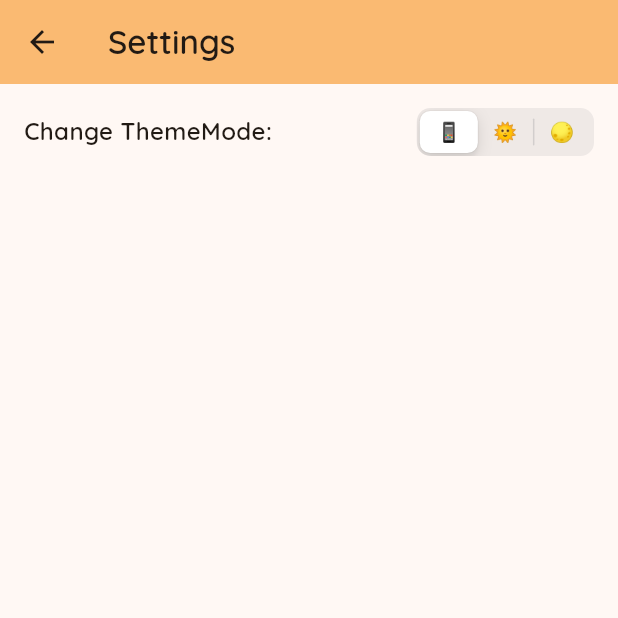
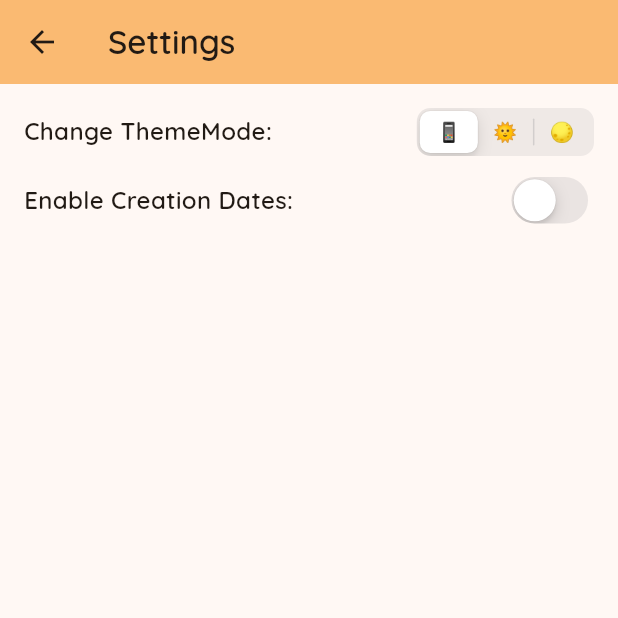
Before and after one commit to whosjorge23/todo_clean_solid, a Flutter app: the screen it shows after launch, after a tap on the "settings" icon, on a phone screen of 412 x 824 dp, the top half of it. Run offline on Flutter 3.47's test engine with Material 2 defaults, Android fonts, the phone set to English and light mode, and no system bars; our stand-ins replace bloc, flutter_bloc, freezed_annotation, gap, get_it, go_router and 1 more; generated files the repository leaves out were written again.

Commit message:
toggle_date_creation_todo

```diff
--- a/lib/features/settings/cubit/settings_cubit.dart
+++ b/lib/features/settings/cubit/settings_cubit.dart
@@ -1,8 +1,19 @@
 import 'package:bloc/bloc.dart';
 import 'package:flutter/material.dart';
+import 'package:freezed_annotation/freezed_annotation.dart';
 
-class SettingsCubit extends Cubit<ThemeMode> {
-  SettingsCubit() : super(ThemeMode.system); // starts with system theme
+part 'settings_state.dart';
+
+part 'settings_cubit.freezed.dart';
+
+class SettingsCubit extends Cubit<SettingsState> {
+  SettingsCubit() : super(const SettingsState.initial()) {
+    loadSettings();
+  }
+
+  Future<void> loadSettings() async {
+    emit(state.copyWith(themeMode: ThemeMode.system, isDateTimeEnabled: false));
+  }
 
   // void toggleTheme() {
   //   if (state == ThemeMode.dark) {
@@ -17,11 +28,17 @@ class SettingsCubit extends Cubit<ThemeMode> {
 
   void toggleTheme(ThemeMode themeMode) {
     if (themeMode == ThemeMode.dark) {
-      emit(ThemeMode.dark);
+      emit(state.copyWith(themeMode: ThemeMode.dark));
     } else if (themeMode == ThemeMode.light) {
-      emit(ThemeMode.light);
+      emit(state.copyWith(themeMode: ThemeMode.light));
     } else {
-      emit(ThemeMode.system);
+      emit(state.copyWith(themeMode: ThemeMode.system));
+    }
+  }
+
+  void toggleDateTime() {
+    if (state.isDateTimeEnabled != null) {
+      emit(state.copyWith(isDateTimeEnabled: !state.isDateTimeEnabled!));
     }
   }
 }
--- /dev/null
+++ b/lib/features/settings/cubit/settings_state.dart
@@ -0,0 +1,9 @@
+part of 'settings_cubit.dart';
+
+@freezed
+class SettingsState with _$SettingsState {
+  const factory SettingsState.initial({
+    @Default(ThemeMode.system) ThemeMode themeMode,
+    @Default(false) bool isDateTimeEnabled,
+  }) = _Initial;
+}
--- a/lib/features/settings/settings_screen.dart
+++ b/lib/features/settings/settings_screen.dart
@@ -1,6 +1,7 @@
 import 'package:flutter/cupertino.dart';
 import 'package:flutter/material.dart';
 import 'package:flutter_bloc/flutter_bloc.dart';
+import 'package:gap/gap.dart';
 import 'package:todo_clean_solid/extension/quicksand_text_style.dart';
 import 'package:todo_clean_solid/features/settings/cubit/settings_cubit.dart';
 import 'package:todo_clean_solid/shared_export.dart';
@@ -24,6 +25,7 @@ class SettingsScreen extends StatelessWidget {
         child: Column(
           children: [
             Row(
+              crossAxisAlignment: CrossAxisAlignment.center,
               mainAxisAlignment: MainAxisAlignment.spaceBetween,
               children: [
                 Text(
@@ -42,13 +44,29 @@ class SettingsScreen extends StatelessWidget {
                     ThemeMode.light: Text('🌞️'),
                     ThemeMode.dark: Text('🌕'),
                   },
-                  groupValue: settingsCubit.state,
+                  groupValue: settingsCubit.state.themeMode,
                   onValueChanged: (themeMode) {
                     settingsCubit.toggleTheme(themeMode!);
                   },
                 ),
               ],
             ),
+            Gap(10),
+            Row(
+              crossAxisAlignment: CrossAxisAlignment.center,
+              mainAxisAlignment: MainAxisAlignment.spaceBetween,
+              children: [
+                Text(
+                  'Enable Creation Dates:',
+                  style: quickSandTextStyle.getQuicksand(MyFontWeight.semiBold).copyWith(fontSize: 16),
+                ),
+                CupertinoSwitch(
+                    value: settingsCubit.state.isDateTimeEnabled!,
+                    onChanged: (value) {
+                      settingsCubit.toggleDateTime();
+                    }),
+              ],
+            )
           ],
         ),
       ),
--- a/lib/main.dart
+++ b/lib/main.dart
@@ -20,8 +20,8 @@ class MyApp extends StatelessWidget {
 
   @override
   Widget build(BuildContext context) {
-    return BlocBuilder<SettingsCubit, ThemeMode>(
-      builder: (context, themeMode) {
+    return BlocBuilder<SettingsCubit, SettingsState>(
+      builder: (context, state) {
         return MaterialApp.router(
           title: 'Flutter Demo',
           theme: ThemeData(
@@ -33,7 +33,7 @@ class MyApp extends StatelessWidget {
             brightness: Brightness.dark,
             useMaterial3: true,
           ),
-          themeMode: themeMode,
+          themeMode: state.themeMode,
           routerConfig: GoRouter(
             routes: [
               GoRoute(
--- a/pubspec.yaml
+++ b/pubspec.yaml
@@ -46,6 +46,7 @@ dependencies:
   uuid: ^4.1.0
   shared_preferences:
   intl:
+  gap:
 
 dev_dependencies:
   flutter_test:
```
Also changed, not shown: lib/features/todo_list/todo_list_screen.dart (+15 -5 lines), pubspec.lock.
